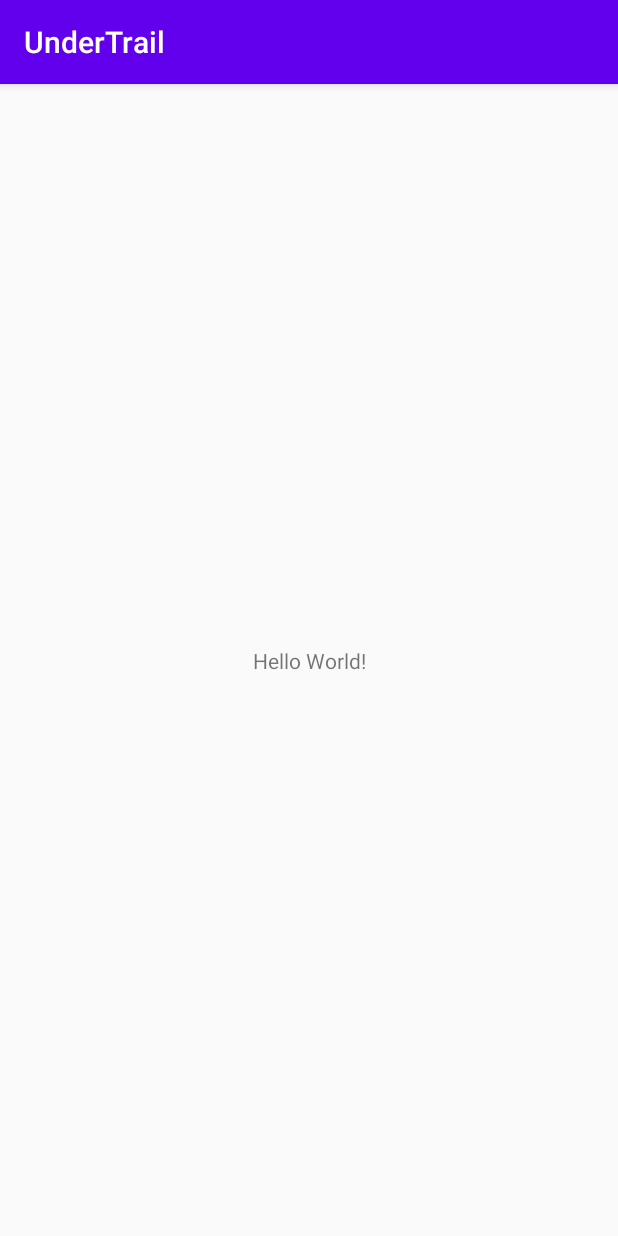
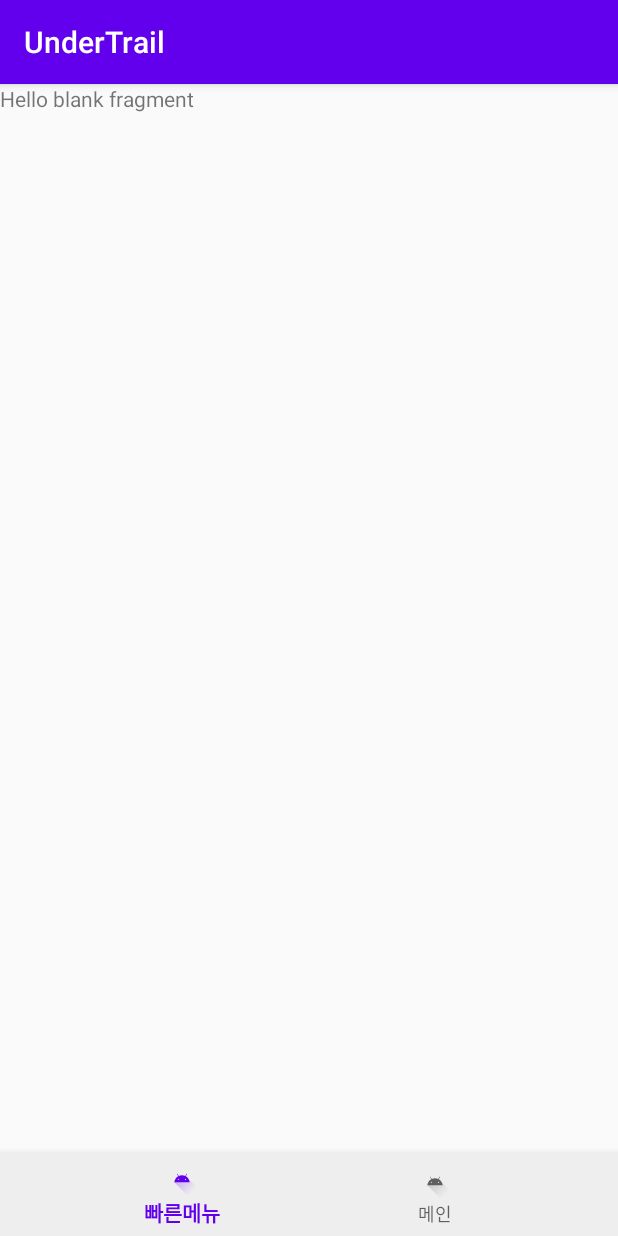
Before and after one commit to JeonK1/UnderTrail, an Android app: the screen it shows after launch (MainActivity), on a phone screen of 412 x 824 dp. Run offline under Robolectric (Android 15) with nearby library versions, the light colour scheme and no system bars.

Commit message:
init layout

```diff
--- a/app/build.gradle
+++ b/app/build.gradle
@@ -8,7 +8,7 @@ android {
 
     defaultConfig {
         applicationId "com.example.undertrail"
-        minSdkVersion 27
+        minSdkVersion 26
         targetSdkVersion 29
         versionCode 1
         versionName "1.0"
@@ -31,7 +31,9 @@ dependencies {
     implementation 'androidx.appcompat:appcompat:1.1.0'
     implementation 'androidx.core:core-ktx:1.3.0'
     implementation 'androidx.constraintlayout:constraintlayout:1.1.3'
+    implementation 'androidx.legacy:legacy-support-v4:1.0.0'
     testImplementation 'junit:junit:4.12'
     androidTestImplementation 'androidx.test.ext:junit:1.1.1'
     androidTestImplementation 'androidx.test.espresso:espresso-core:3.2.0'
+    implementation 'com.google.android.material:material:1.0.0' // for bottom navigator
 }
--- a/app/src/main/java/com/example/undertrail/MainActivity.kt
+++ b/app/src/main/java/com/example/undertrail/MainActivity.kt
@@ -2,11 +2,48 @@ package com.example.undertrail
 
 import androidx.appcompat.app.AppCompatActivity
 import android.os.Bundle
+import kotlinx.android.synthetic.main.activity_main.*
 
 class MainActivity : AppCompatActivity() {
+
+    val quickUnderTrailFragment = QuickUnderTrailFragment()
+    val underTrailFragment = UnderTrailFragment()
 
     override fun onCreate(savedInstanceState: Bundle?) {
         super.onCreate(savedInstanceState)
         setContentView(R.layout.activity_main)
+        fragmentInit()
+        navigatorInit()
+    }
+
+    private fun fragmentInit() {
+        val fragment = supportFragmentManager.beginTransaction()
+        fragment.addToBackStack(null)
+        fragment.replace(R.id.myFragment, quickUnderTrailFragment)
+        fragment.commit()
+    }
+
+    private fun navigatorInit() {
+        bottomNavigationView.setOnNavigationItemSelectedListener{
+            when(it.itemId){
+                R.id.navigation_first -> {
+                    //fragment select
+                    val fragment = supportFragmentManager.beginTransaction()
+                    fragment.addToBackStack(null)
+                    fragment.replace(R.id.myFragment, quickUnderTrailFragment)
+                    fragment.commit()
+                    true
+                }
+                R.id.navigation_second -> {
+                    //fragment select
+                    val fragment = supportFragmentManager.beginTransaction()
+                    fragment.addToBackStack(null)
+                    fragment.replace(R.id.myFragment, underTrailFragment)
+                    fragment.commit()
+                    true
+                }
+                else -> { false }
+            }
+        }
     }
 }
--- /dev/null
+++ b/app/src/main/java/com/example/undertrail/QuickUnderTrailFragment.kt
@@ -0,0 +1,22 @@
+package com.example.undertrail
+
+import android.os.Bundle
+import androidx.fragment.app.Fragment
+import android.view.LayoutInflater
+import android.view.View
+import android.view.ViewGroup
+
+/**
+ * A simple [Fragment] subclass.
+ */
+class QuickUnderTrailFragment : Fragment() {
+
+    override fun onCreateView(
+        inflater: LayoutInflater, container: ViewGroup?,
+        savedInstanceState: Bundle?
+    ): View? {
+        // Inflate the layout for this fragment
+        return inflater.inflate(R.layout.fragment_quick_under_trail, container, false)
+    }
+
+}
--- /dev/null
+++ b/app/src/main/java/com/example/undertrail/UnderTrailFragment.kt
@@ -0,0 +1,22 @@
+package com.example.undertrail
+
+import android.os.Bundle
+import androidx.fragment.app.Fragment
+import android.view.LayoutInflater
+import android.view.View
+import android.view.ViewGroup
+
+/**
+ * A simple [Fragment] subclass.
+ */
+class UnderTrailFragment : Fragment() {
+
+    override fun onCreateView(
+        inflater: LayoutInflater, container: ViewGroup?,
+        savedInstanceState: Bundle?
+    ): View? {
+        // Inflate the layout for this fragment
+        return inflater.inflate(R.layout.fragment_under_trail, container, false)
+    }
+
+}
--- a/app/src/main/res/layout/activity_main.xml
+++ b/app/src/main/res/layout/activity_main.xml
@@ -5,14 +5,17 @@
     android:layout_width="match_parent"
     android:layout_height="match_parent"
     tools:context=".MainActivity">
+    <FrameLayout
+        android:id="@+id/myFragment"
+        android:layout_width="match_parent"
+        android:layout_height="match_parent"/>
 
-    <TextView
-        android:layout_width="wrap_content"
+    <com.google.android.material.bottomnavigation.BottomNavigationView
+        android:id="@+id/bottomNavigationView"
+        android:background="#eeeeee"
+        android:layout_width="match_parent"
         android:layout_height="wrap_content"
-        android:text="Hello World!"
         app:layout_constraintBottom_toBottomOf="parent"
-        app:layout_constraintLeft_toLeftOf="parent"
-        app:layout_constraintRight_toRightOf="parent"
-        app:layout_constraintTop_toTopOf="parent" />
+        app:menu="@menu/navigation"/>
 
 </androidx.constraintlayout.widget.ConstraintLayout>
--- /dev/null
+++ b/app/src/main/res/layout/fragment_quick_under_trail.xml
@@ -0,0 +1,14 @@
+<?xml version="1.0" encoding="utf-8"?>
+<FrameLayout xmlns:android="http://schemas.android.com/apk/res/android"
+    xmlns:tools="http://schemas.android.com/tools"
+    android:layout_width="match_parent"
+    android:layout_height="match_parent"
+    tools:context=".QuickUnderTrailFragment">
+
+    <!-- TODO: Update blank fragment layout -->
+    <TextView
+        android:layout_width="match_parent"
+        android:layout_height="match_parent"
+        android:text="@string/hello_blank_fragment" />
+
+</FrameLayout>
--- /dev/null
+++ b/app/src/main/res/menu/navigation.xml
@@ -0,0 +1,11 @@
+<?xml version="1.0" encoding="utf-8"?>
+<menu xmlns:android="http://schemas.android.com/apk/res/android">
+    <item
+        android:id="@+id/navigation_first"
+        android:icon="@drawable/ic_launcher_foreground"
+        android:title="빠른메뉴" />
+    <item
+        android:id="@+id/navigation_second"
+        android:icon="@drawable/ic_launcher_foreground"
+        android:title="메인" />
+</menu>
--- a/app/src/main/res/values/strings.xml
+++ b/app/src/main/res/values/strings.xml
@@ -1,3 +1,6 @@
 <resources>
     <string name="app_name">UnderTrail</string>
+
+    <!-- TODO: Remove or change this placeholder text -->
+    <string name="hello_blank_fragment">Hello blank fragment</string>
 </resources>
```
Also changed, not shown: app/src/main/res/layout/fragment_under_trail.xml (added, +14 -0 lines), gradle/wrapper/gradle-wrapper.properties.
